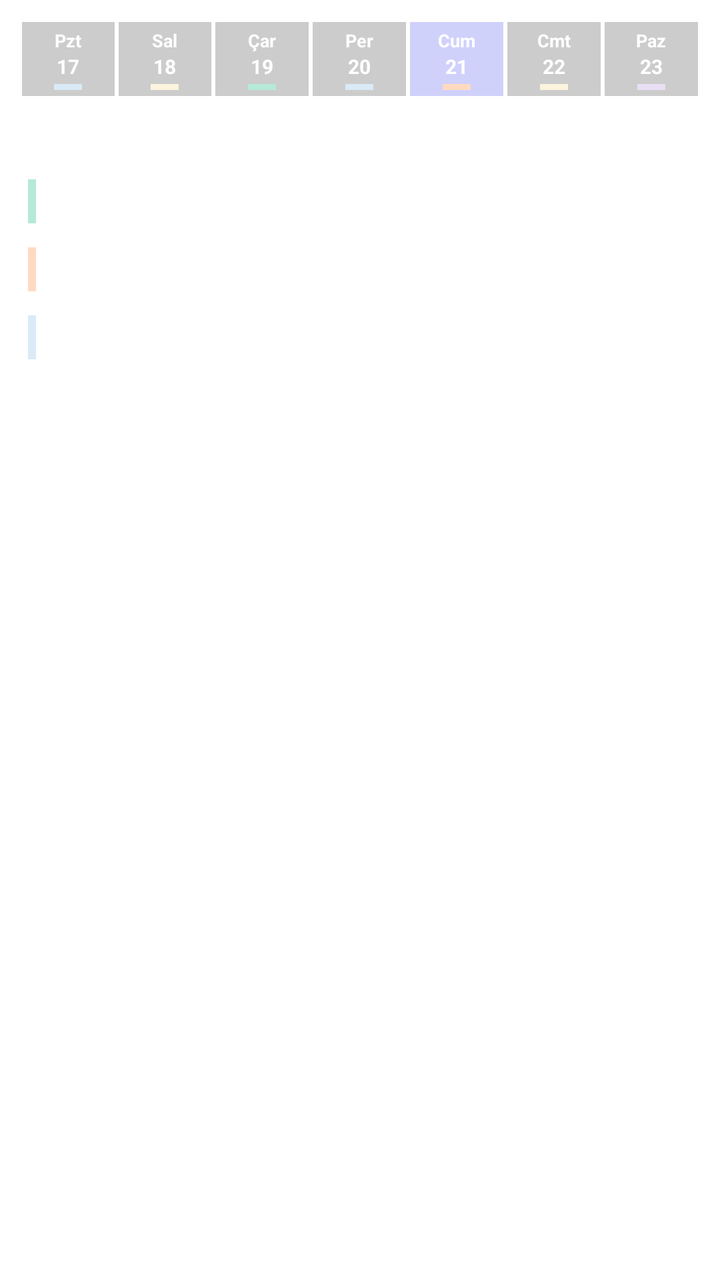
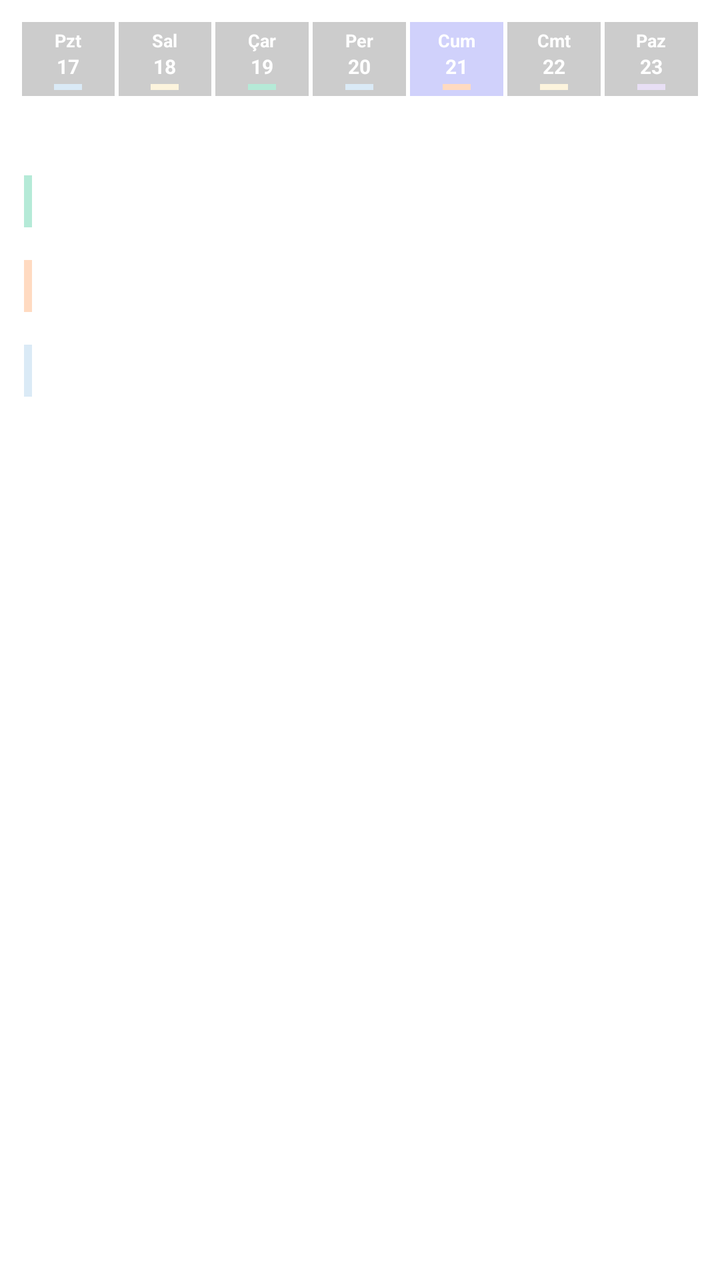

Screens rendered from an Android XML layout before and after an edit, with the pre-edit source and the edit as a unified diff.
<!-- AndroidManifest.xml: fallback theme Theme.MaterialComponents.DayNight.NoActionBar -->
<!-- res/layout/aesthetic_weekly_widget_layout.xml -->
<?xml version="1.0" encoding="utf-8"?>
<LinearLayout xmlns:android="http://schemas.android.com/apk/res/android"
    android:id="@+id/widget_weekly_root"
    android:layout_width="match_parent"
    android:layout_height="match_parent"
    android:orientation="vertical"
    android:background="@android:color/transparent"
    android:padding="10dp">

    
    <LinearLayout
        android:id="@+id/widget_weekly_days_row"
        android:layout_width="match_parent"
        android:layout_height="wrap_content"
        android:orientation="horizontal"
        android:gravity="center"
        android:layout_marginBottom="8dp">

        
        <LinearLayout
            android:id="@+id/widget_day_col_1"
            android:layout_width="0dp"
            android:layout_height="wrap_content"
            android:layout_weight="1"
            android:orientation="vertical"
            android:gravity="center_horizontal"
            android:layout_margin="1dp"
            android:background="#33000000"
            android:padding="3dp">
            <TextView
                android:layout_width="wrap_content"
                android:layout_height="wrap_content"
                android:text="Pzt"
                android:textColor="#FFFFFFFF"
                android:textSize="9sp"
                android:textStyle="bold" />
            <TextView
                android:id="@+id/widget_day_num_1"
                android:layout_width="wrap_content"
                android:layout_height="wrap_content"
                android:text="17"
                android:textColor="#FFFFFFFF"
                android:textSize="10sp"
                android:textStyle="bold" />
            <View
                android:id="@+id/widget_day_dot_1"
                android:layout_width="14dp"
                android:layout_height="3dp"
                android:background="#DAEAF6"
                android:layout_marginTop="2dp" />
        </LinearLayout>

        
        <LinearLayout
            android:id="@+id/widget_day_col_2"
            android:layout_width="0dp"
            android:layout_height="wrap_content"
            android:layout_weight="1"
            android:orientation="vertical"
            android:gravity="center_horizontal"
            android:layout_margin="1dp"
            android:background="#33000000"
            android:padding="3dp">
            <TextView
                android:layout_width="wrap_content"
                android:layout_height="wrap_content"
                android:text="Sal"
                android:textColor="#FFFFFFFF"
                android:textSize="9sp"
                android:textStyle="bold" />
            <TextView
                android:id="@+id/widget_day_num_2"
                android:layout_width="wrap_content"
                android:layout_height="wrap_content"
                android:text="18"
                android:textColor="#FFFFFFFF"
                android:textSize="10sp"
                android:textStyle="bold" />
            <View
                android:id="@+id/widget_day_dot_2"
                android:layout_width="14dp"
                android:layout_height="3dp"
                android:background="#FCF4DD"
                android:layout_marginTop="2dp" />
        </LinearLayout>

        
        <LinearLayout
            android:id="@+id/widget_day_col_3"
            android:layout_width="0dp"
            android:layout_height="wrap_content"
            android:layout_weight="1"
            android:orientation="vertical"
            android:gravity="center_horizontal"
            android:layout_margin="1dp"
            android:background="#33000000"
            android:padding="3dp">
            <TextView
                android:layout_width="wrap_content"
                android:layout_height="wrap_content"
                android:text="Çar"
                android:textColor="#FFFFFFFF"
                android:textSize="9sp"
                android:textStyle="bold" />
            <TextView
                android:id="@+id/widget_day_num_3"
                android:layout_width="wrap_content"
                android:layout_height="wrap_content"
                android:text="19"
                android:textColor="#FFFFFFFF"
                android:textSize="10sp"
                android:textStyle="bold" />
            <View
                android:id="@+id/widget_day_dot_3"
                android:layout_width="14dp"
                android:layout_height="3dp"
                android:background="#B5EAD7"
                android:layout_marginTop="2dp" />
        </LinearLayout>

        
        <LinearLayout
            android:id="@+id/widget_day_col_4"
            android:layout_width="0dp"
            android:layout_height="wrap_content"
            android:layout_weight="1"
            android:orientation="vertical"
            android:gravity="center_horizontal"
            android:layout_margin="1dp"
            android:background="#33000000"
            android:padding="3dp">
            <TextView
                android:layout_width="wrap_content"
                android:layout_height="wrap_content"
                android:text="Per"
                android:textColor="#FFFFFFFF"
                android:textSize="9sp"
                android:textStyle="bold" />
            <TextView
                android:id="@+id/widget_day_num_4"
                android:layout_width="wrap_content"
                android:layout_height="wrap_content"
                android:text="20"
                android:textColor="#FFFFFFFF"
                android:textSize="10sp"
                android:textStyle="bold" />
            <View
                android:id="@+id/widget_day_dot_4"
                android:layout_width="14dp"
                android:layout_height="3dp"
                android:background="#DAEAF6"
                android:layout_marginTop="2dp" />
        </LinearLayout>

        
        <LinearLayout
            android:id="@+id/widget_day_col_5"
            android:layout_width="0dp"
            android:layout_height="wrap_content"
            android:layout_weight="1"
            android:orientation="vertical"
            android:gravity="center_horizontal"
            android:layout_margin="1dp"
            android:background="#4D6366F1"
            android:padding="3dp">
            <TextView
                android:layout_width="wrap_content"
                android:layout_height="wrap_content"
                android:text="Cum"
                android:textColor="#FFFFFFFF"
                android:textSize="9sp"
                android:textStyle="bold" />
            <TextView
                android:id="@+id/widget_day_num_5"
                android:layout_width="wrap_content"
                android:layout_height="wrap_content"
                android:text="21"
                android:textColor="#FFFFFFFF"
                android:textSize="10sp"
                android:textStyle="bold" />
            <View
                android:id="@+id/widget_day_dot_5"
                android:layout_width="14dp"
                android:layout_height="3dp"
                android:background="#FFDAC1"
                android:layout_marginTop="2dp" />
        </LinearLayout>

        
        <LinearLayout
            android:id="@+id/widget_day_col_6"
            android:layout_width="0dp"
            android:layout_height="wrap_content"
            android:layout_weight="1"
            android:orientation="vertical"
            android:gravity="center_horizontal"
            android:layout_margin="1dp"
            android:background="#33000000"
            android:padding="3dp">
            <TextView
                android:layout_width="wrap_content"
                android:layout_height="wrap_content"
                android:text="Cmt"
                android:textColor="#FFFFFFFF"
                android:textSize="9sp"
                android:textStyle="bold" />
            <TextView
                android:id="@+id/widget_day_num_6"
                android:layout_width="wrap_content"
                android:layout_height="wrap_content"
                android:text="22"
                android:textColor="#FFFFFFFF"
                android:textSize="10sp"
                android:textStyle="bold" />
            <View
                android:id="@+id/widget_day_dot_6"
                android:layout_width="14dp"
                android:layout_height="3dp"
                android:background="#FCF4DD"
                android:layout_marginTop="2dp" />
        </LinearLayout>

        
        <LinearLayout
            android:id="@+id/widget_day_col_7"
            android:layout_width="0dp"
            android:layout_height="wrap_content"
            android:layout_weight="1"
            android:orientation="vertical"
            android:gravity="center_horizontal"
            android:layout_margin="1dp"
            android:background="#33000000"
            android:padding="3dp">
            <TextView
                android:layout_width="wrap_content"
                android:layout_height="wrap_content"
                android:text="Paz"
                android:textColor="#FFFFFFFF"
                android:textSize="9sp"
                android:textStyle="bold" />
            <TextView
                android:id="@+id/widget_day_num_7"
                android:layout_width="wrap_content"
                android:layout_height="wrap_content"
                android:text="23"
                android:textColor="#FFFFFFFF"
                android:textSize="10sp"
                android:textStyle="bold" />
            <View
                android:id="@+id/widget_day_dot_7"
                android:layout_width="14dp"
                android:layout_height="3dp"
                android:background="#E8DFF5"
                android:layout_marginTop="2dp" />
        </LinearLayout>
    </LinearLayout>

    <View
        android:layout_width="match_parent"
        android:layout_height="1dp"
        android:background="#33FFFFFF"
        android:layout_marginBottom="6dp" />

    
    <TextView
        android:id="@+id/widget_weekly_title"
        android:layout_width="match_parent"
        android:layout_height="wrap_content"
        android:text="Bugünün Planı"
        android:textColor="#FFFFFFFF"
        android:textSize="13sp"
        android:textStyle="bold"
        android:layout_marginBottom="4dp" />

    <TextView
        android:id="@+id/widget_weekly_empty_text"
        android:layout_width="match_parent"
        android:layout_height="wrap_content"
        android:text="Bugün için plan bulunmuyor ✨"
        android:textColor="#B3FFFFFF"
        android:textSize="11sp"
        android:visibility="gone"
        android:padding="8dp" />

    
    <LinearLayout
        android:id="@+id/widget_weekly_item_1"
        android:layout_width="match_parent"
        android:layout_height="wrap_content"
        android:orientation="horizontal"
        android:gravity="center_vertical"
        android:layout_marginBottom="4dp"
        android:padding="4dp">
        <View
            android:id="@+id/widget_weekly_item_1_bar"
            android:layout_width="4dp"
            android:layout_height="22dp"
            android:background="#B5EAD7"
            android:layout_marginEnd="8dp" />
        <TextView
            android:id="@+id/widget_weekly_item_1_title"
            android:layout_width="0dp"
            android:layout_height="wrap_content"
            android:layout_weight="1"
            android:text="Plan 1"
            android:textColor="#FFFFFFFF"
            android:textSize="12sp"
            android:textStyle="bold" />
        <TextView
            android:id="@+id/widget_weekly_item_1_time"
            android:layout_width="wrap_content"
            android:layout_height="wrap_content"
            android:text="10:00 - 11:30"
            android:textColor="#CCFFFFFF"
            android:textSize="10sp" />
    </LinearLayout>

    
    <LinearLayout
        android:id="@+id/widget_weekly_item_2"
        android:layout_width="match_parent"
        android:layout_height="wrap_content"
        android:orientation="horizontal"
        android:gravity="center_vertical"
        android:layout_marginBottom="4dp"
        android:padding="4dp">
        <View
            android:id="@+id/widget_weekly_item_2_bar"
            android:layout_width="4dp"
            android:layout_height="22dp"
            android:background="#FFDAC1"
            android:layout_marginEnd="8dp" />
        <TextView
            android:id="@+id/widget_weekly_item_2_title"
            android:layout_width="0dp"
            android:layout_height="wrap_content"
            android:layout_weight="1"
            android:text="Plan 2"
            android:textColor="#FFFFFFFF"
            android:textSize="12sp"
            android:textStyle="bold" />
        <TextView
            android:id="@+id/widget_weekly_item_2_time"
            android:layout_width="wrap_content"
            android:layout_height="wrap_content"
            android:text="19:30 - 22:00"
            android:textColor="#CCFFFFFF"
            android:textSize="10sp" />
    </LinearLayout>

    
    <LinearLayout
        android:id="@+id/widget_weekly_item_3"
        android:layout_width="match_parent"
        android:layout_height="wrap_content"
        android:orientation="horizontal"
        android:gravity="center_vertical"
        android:layout_marginBottom="4dp"
        android:padding="4dp">
        <View
            android:id="@+id/widget_weekly_item_3_bar"
            android:layout_width="4dp"
            android:layout_height="22dp"
            android:background="#DAEAF6"
            android:layout_marginEnd="8dp" />
        <TextView
            android:id="@+id/widget_weekly_item_3_title"
            android:layout_width="0dp"
            android:layout_height="wrap_content"
            android:layout_weight="1"
            android:text="Plan 3"
            android:textColor="#FFFFFFFF"
            android:textSize="12sp"
            android:textStyle="bold" />
        <TextView
            android:id="@+id/widget_weekly_item_3_time"
            android:layout_width="wrap_content"
            android:layout_height="wrap_content"
            android:text="14:00 - 15:30"
            android:textColor="#CCFFFFFF"
            android:textSize="10sp" />
    </LinearLayout>
</LinearLayout>
<!-- resources referenced by this layout -->
<resources>

</resources>

<!-- the commit's change to res/layout/aesthetic_weekly_widget_layout.xml (unified diff, before → after) -->
@@ -288,31 +288,35 @@
         android:layout_width="match_parent"
         android:layout_height="wrap_content"
         android:orientation="horizontal"
-        android:gravity="center_vertical"
-        android:layout_marginBottom="4dp"
-        android:padding="4dp">
+        android:gravity="top"
+        android:layout_marginBottom="6dp"
+        android:padding="2dp">
         <View
             android:id="@+id/widget_weekly_item_1_bar"
             android:layout_width="4dp"
-            android:layout_height="22dp"
+            android:layout_height="26dp"
             android:background="#B5EAD7"
-            android:layout_marginEnd="8dp" />
-        <TextView
-            android:id="@+id/widget_weekly_item_1_title"
-            android:layout_width="0dp"
-            android:layout_height="wrap_content"
-            android:layout_weight="1"
-            android:text="Plan 1"
-            android:textColor="#FFFFFFFF"
-            android:textSize="12sp"
-            android:textStyle="bold" />
-        <TextView
-            android:id="@+id/widget_weekly_item_1_time"
-            android:layout_width="wrap_content"
-            android:layout_height="wrap_content"
-            android:text="10:00 - 11:30"
-            android:textColor="#CCFFFFFF"
-            android:textSize="10sp" />
+            android:layout_marginEnd="10dp" />
+        <LinearLayout
+            android:layout_width="match_parent"
+            android:layout_height="wrap_content"
+            android:orientation="vertical">
+            <TextView
+                android:id="@+id/widget_weekly_item_1_title"
+                android:layout_width="wrap_content"
+                android:layout_height="wrap_content"
+                android:text="Plan 1"
+                android:textColor="#FFFFFFFF"
+                android:textSize="13sp"
+                android:textStyle="bold" />
+            <TextView
+                android:id="@+id/widget_weekly_item_1_time"
+                android:layout_width="wrap_content"
+                android:layout_height="wrap_content"
+                android:text="10:00 - 11:30"
+                android:textColor="#CCFFFFFF"
+                android:textSize="11sp" />
+        </LinearLayout>
     </LinearLayout>
 
     
@@ -321,31 +325,35 @@
         android:layout_width="match_parent"
         android:layout_height="wrap_content"
         android:orientation="horizontal"
-        android:gravity="center_vertical"
-        android:layout_marginBottom="4dp"
-        android:padding="4dp">
+        android:gravity="top"
+        android:layout_marginBottom="6dp"
+        android:padding="2dp">
         <View
             android:id="@+id/widget_weekly_item_2_bar"
             android:layout_width="4dp"
-            android:layout_height="22dp"
+            android:layout_height="26dp"
             android:background="#FFDAC1"
-            android:layout_marginEnd="8dp" />
-        <TextView
-            android:id="@+id/widget_weekly_item_2_title"
-            android:layout_width="0dp"
-            android:layout_height="wrap_content"
-            android:layout_weight="1"
-            android:text="Plan 2"
-            android:textColor="#FFFFFFFF"
-            android:textSize="12sp"
-            android:textStyle="bold" />
-        <TextView
-            android:id="@+id/widget_weekly_item_2_time"
-            android:layout_width="wrap_content"
-            android:layout_height="wrap_content"
-            android:text="19:30 - 22:00"
-            android:textColor="#CCFFFFFF"
-            android:textSize="10sp" />
+            android:layout_marginEnd="10dp" />
+        <LinearLayout
+            android:layout_width="match_parent"
+            android:layout_height="wrap_content"
+            android:orientation="vertical">
+            <TextView
+                android:id="@+id/widget_weekly_item_2_title"
+                android:layout_width="wrap_content"
+                android:layout_height="wrap_content"
+                android:text="Plan 2"
+                android:textColor="#FFFFFFFF"
+                android:textSize="13sp"
+                android:textStyle="bold" />
+            <TextView
+                android:id="@+id/widget_weekly_item_2_time"
+                android:layout_width="wrap_content"
+                android:layout_height="wrap_content"
+                android:text="19:30 - 22:00"
+                android:textColor="#CCFFFFFF"
+                android:textSize="11sp" />
+        </LinearLayout>
     </LinearLayout>
 
     
@@ -354,30 +362,34 @@
         android:layout_width="match_parent"
         android:layout_height="wrap_content"
         android:orientation="horizontal"
-        android:gravity="center_vertical"
-        android:layout_marginBottom="4dp"
-        android:padding="4dp">
+        android:gravity="top"
+        android:layout_marginBottom="6dp"
+        android:padding="2dp">
         <View
             android:id="@+id/widget_weekly_item_3_bar"
             android:layout_width="4dp"
-            android:layout_height="22dp"
+            android:layout_height="26dp"
             android:background="#DAEAF6"
-            android:layout_marginEnd="8dp" />
-        <TextView
-            android:id="@+id/widget_weekly_item_3_title"
-            android:layout_width="0dp"
-            android:layout_height="wrap_content"
-            android:layout_weight="1"
-            android:text="Plan 3"
-            android:textColor="#FFFFFFFF"
-            android:textSize="12sp"
-            android:textStyle="bold" />
-        <TextView
-            android:id="@+id/widget_weekly_item_3_time"
-            android:layout_width="wrap_content"
-            android:layout_height="wrap_content"
-            android:text="14:00 - 15:30"
-            android:textColor="#CCFFFFFF"
-            android:textSize="10sp" />
+            android:layout_marginEnd="10dp" />
+        <LinearLayout
+            android:layout_width="match_parent"
+            android:layout_height="wrap_content"
+            android:orientation="vertical">
+            <TextView
+                android:id="@+id/widget_weekly_item_3_title"
+                android:layout_width="wrap_content"
+                android:layout_height="wrap_content"
+                android:text="Plan 3"
+                android:textColor="#FFFFFFFF"
+                android:textSize="13sp"
+                android:textStyle="bold" />
+            <TextView
+                android:id="@+id/widget_weekly_item_3_time"
+                android:layout_width="wrap_content"
+                android:layout_height="wrap_content"
+                android:text="14:00 - 15:30"
+                android:textColor="#CCFFFFFF"
+                android:textSize="11sp" />
+        </LinearLayout>
     </LinearLayout>
 </LinearLayout>
